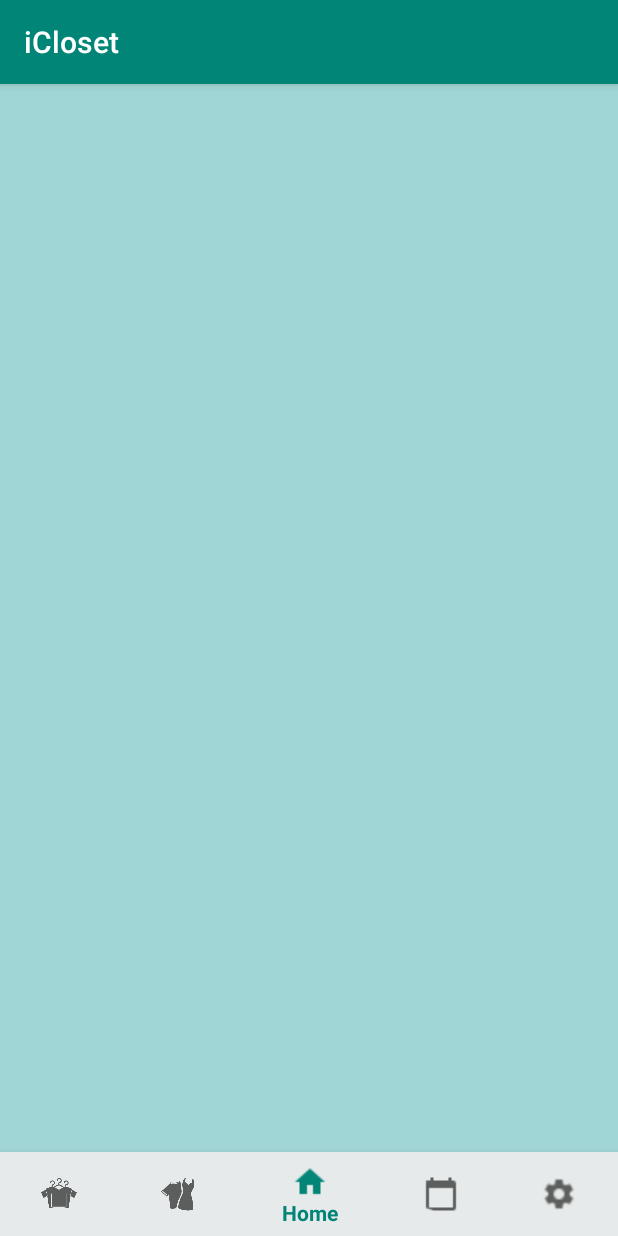
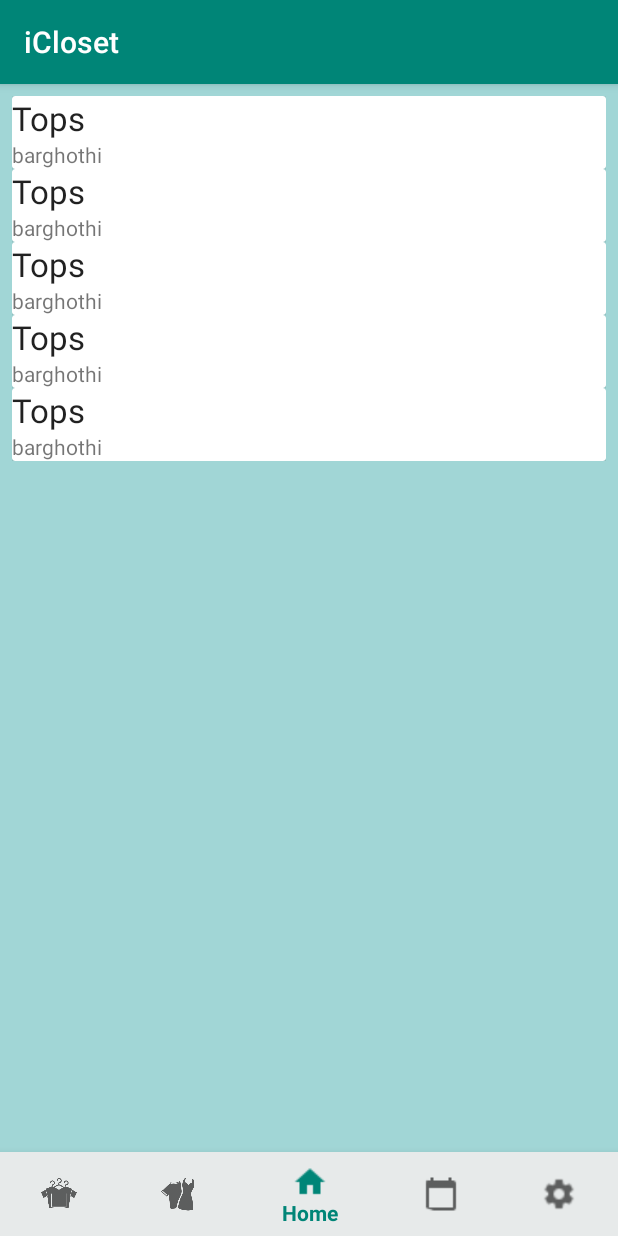
Before and after one commit to laithmarwan/iCloset, an Android app: the fragment ClosetFragment placed in its activity, on a phone screen of 412 x 824 dp. Run offline under Robolectric (Android 15) with nearby library versions, the phone set to English and light mode, and no system bars; Roboto replaces fonts that are not available here.

Commit message:
Laith1.7 ClosetAct

```diff
--- a/app/build.gradle
+++ b/app/build.gradle
@@ -33,5 +33,7 @@ dependencies {
     androidTestImplementation 'com.android.support.test:runner:1.0.2'
     androidTestImplementation 'com.android.support.test.espresso:espresso-core:3.0.2'
     implementation 'com.android.volley:volley:1.1.1'
+    implementation 'com.android.support:recyclerview-v7:28.0.0'
+    implementation 'com.android.support:cardview-v7:28.0.0'
 
 }
--- /dev/null
+++ b/app/src/main/java/com/example/icloset/Categories.kt
@@ -0,0 +1,3 @@
+package com.example.icloset
+
+data class Categories(val name:String )
--- a/app/src/main/java/com/example/icloset/ClosetFragment.kt
+++ b/app/src/main/java/com/example/icloset/ClosetFragment.kt
@@ -3,9 +3,12 @@ package com.example.icloset
 
 import android.os.Bundle
 import android.app.Fragment
+import android.support.v7.widget.LinearLayoutManager
+import android.support.v7.widget.RecyclerView
 import android.view.LayoutInflater
 import android.view.View
 import android.view.ViewGroup
+import android.widget.LinearLayout
 
 
 // TODO: Rename parameter arguments, choose names that match
@@ -24,7 +27,22 @@ class ClosetFragment : Fragment() {
         savedInstanceState: Bundle?
     ): View? {
         // Inflate the layout for this fragment
-        return inflater.inflate(R.layout.fragment_closet, container, false)
+        var v = inflater.inflate(R.layout.fragment_closet, container, false)
+
+       val recyclerView = v.findViewById(R.id.recyclerView) as RecyclerView
+        recyclerView.layoutManager = LinearLayoutManager(activity, LinearLayout.VERTICAL,false)
+        val cats = ArrayList<Categories>()
+        cats.add(Categories("Tops"))
+        cats.add(Categories("Tops"))
+        cats.add(Categories("Tops"))
+        cats.add(Categories("Tops"))
+        cats.add(Categories("Tops"))
+
+        val adapter = CustomAdapter(cats)
+        recyclerView.adapter = adapter
+
+
+        return v
     }
 
 
--- /dev/null
+++ b/app/src/main/java/com/example/icloset/CustomAdapter.kt
@@ -0,0 +1,31 @@
+package com.example.icloset
+
+import android.support.design.widget.TabLayout
+import android.support.v7.widget.RecyclerView
+import android.view.LayoutInflater
+import android.view.View
+import android.view.ViewGroup
+import android.widget.TextView
+
+class CustomAdapter(val catList :ArrayList<Categories>) : RecyclerView.Adapter<CustomAdapter.ViewHolder>(){
+    override fun onCreateViewHolder(p0: ViewGroup, p1: Int): ViewHolder {
+        val v = LayoutInflater.from(p0.context).inflate(R.layout.list_layout,p0,false)
+        return ViewHolder(v)
+    }
+
+    override fun getItemCount(): Int {
+        return catList.size
+    }
+
+    override fun onBindViewHolder(p0: ViewHolder, p1: Int) {
+        val cat : Categories = catList[p1]
+        p0.textViewName.text = cat.name
+
+    }
+
+
+    class ViewHolder(itemView: View) : RecyclerView.ViewHolder(itemView){
+        val textViewName = itemView.findViewById(R.id.tv1) as TextView
+        val textViewAddress = itemView.findViewById(R.id.tv2) as TextView
+    }
+}
--- a/app/src/main/java/com/example/icloset/IntroAct.kt
+++ b/app/src/main/java/com/example/icloset/IntroAct.kt
@@ -134,6 +134,7 @@ class IntroAct : AppCompatActivity(), View.OnClickListener {
     private fun loadHome() {
 
         startActivity(Intent(this,LoginAct::class.java))
+        finish()
     }
 
     fun createDots(position:Int)
--- a/app/src/main/res/layout/fragment_closet.xml
+++ b/app/src/main/res/layout/fragment_closet.xml
@@ -1,11 +1,20 @@
 <?xml version="1.0" encoding="utf-8"?>
 <android.support.constraint.ConstraintLayout xmlns:android="http://schemas.android.com/apk/res/android"
-             xmlns:tools="http://schemas.android.com/tools"
-             android:layout_width="match_parent"
-             android:layout_height="match_parent"
-             tools:context=".ClosetFragment"
-             android:background="#a1d6d6">
+                                             xmlns:app="http://schemas.android.com/apk/res-auto"
+                                             xmlns:tools="http://schemas.android.com/tools"
+                                             android:layout_width="match_parent"
+                                             android:layout_height="match_parent"
+                                             tools:context=".ClosetFragment"
+                                             android:background="#a1d6d6">
 
     <!-- TODO: Update blank fragment layout -->
 
+    <android.support.v7.widget.RecyclerView
+            android:layout_width="0dp"
+            android:layout_height="0dp"
+            android:id="@+id/recyclerView" android:layout_marginTop="8dp" android:layout_marginBottom="8dp"
+            app:layout_constraintEnd_toEndOf="parent" app:layout_constraintTop_toTopOf="parent"
+            app:layout_constraintStart_toStartOf="parent" android:layout_marginLeft="8dp"
+            app:layout_constraintBottom_toBottomOf="parent" android:layout_marginStart="8dp"
+            android:layout_marginEnd="8dp" android:layout_marginRight="8dp"/>
 </android.support.constraint.ConstraintLayout>
--- /dev/null
+++ b/app/src/main/res/layout/list_layout.xml
@@ -0,0 +1,30 @@
+<?xml version="1.0" encoding="utf-8"?>
+<LinearLayout xmlns:android="http://schemas.android.com/apk/res/android"
+              android:orientation="vertical"
+              android:layout_width="match_parent"
+              android:layout_height="wrap_content">
+
+    <android.support.v7.widget.CardView
+            android:layout_width="match_parent"
+            android:layout_height="match_parent">
+
+        <LinearLayout android:layout_width="match_parent" android:layout_height="match_parent"
+        android:orientation="vertical"
+        >
+            <TextView
+                    android:textAppearance="@style/Base.TextAppearance.AppCompat.Large"
+                    android:layout_width="match_parent"
+                    android:layout_height="wrap_content"
+                    android:id="@+id/tv1"
+                    android:text="laith"/>
+            <TextView
+
+                    android:layout_width="match_parent"
+                    android:layout_height="wrap_content"
+                    android:id="@+id/tv2"
+                    android:text="barghothi"/>
+
+        </LinearLayout>
+
+    </android.support.v7.widget.CardView>
+</LinearLayout>
```
